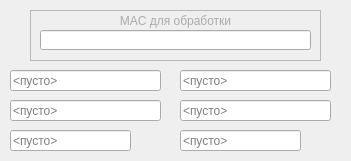
Old version of the form mac.ui in the repository dreddkrd/netcalc.
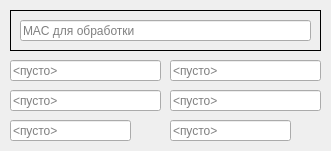
New version of the form. Icons and pictures are not drawn.

What changed in the file:
```diff
--- a/mac.ui
+++ b/mac.ui
@@ -9,8 +9,8 @@
    <rect>
     <x>0</x>
     <y>0</y>
-    <width>351</width>
-    <height>161</height>
+    <width>331</width>
+    <height>151</height>
    </rect>
   </property>
   <property name="mouseTracking">
@@ -23,58 +23,39 @@
    <widget class="QFrame" name="frame">
     <property name="geometry">
      <rect>
-      <x>30</x>
+      <x>10</x>
       <y>10</y>
-      <width>291</width>
-      <height>51</height>
+      <width>311</width>
+      <height>41</height>
      </rect>
     </property>
     <property name="frameShape">
-     <enum>QFrame::StyledPanel</enum>
+     <enum>QFrame::Box</enum>
     </property>
     <property name="frameShadow">
-     <enum>QFrame::Raised</enum>
+     <enum>QFrame::Plain</enum>
+    </property>
+    <property name="lineWidth">
+     <number>1</number>
     </property>
     <widget class="QLineEdit" name="lineEdit">
-     <property name="geometry">
-      <rect>
-       <x>10</x>
-       <y>20</y>
-       <width>271</width>
-       <height>20</height>
-      </rect>
+     <property name="enabled">
+      <bool>true</bool>
      </property>
-     <property name="styleSheet">
-      <string notr="true">font: 10pt &quot;Courier New&quot;;</string>
-     </property>
-    </widget>
-    <widget class="QLabel" name="label_2">
      <property name="geometry">
       <rect>
        <x>10</x>
-       <y>0</y>
-       <width>271</width>
+       <y>10</y>
+       <width>291</width>
        <height>21</height>
       </rect>
      </property>
      <property name="styleSheet">
-      <string notr="true">color: rgb(171, 171, 171);</string>
+      <string notr="true">font: 10pt &quot;Courier New&quot;;</string>
      </property>
-     <property name="text">
+     <property name="placeholderText">
       <string>MAC для обработки</string>
      </property>
-     <property name="textFormat">
-      <enum>Qt::AutoText</enum>
-     </property>
-     <property name="scaledContents">
-      <bool>false</bool>
-     </property>
-     <property name="alignment">
-      <set>Qt::AlignCenter</set>
-     </property>
-     <property name="wordWrap">
-      <bool>false</bool>
-     </property>
     </widget>
    </widget>
    <widget class="QLineEdit" name="lineEdit_2">
@@ -84,7 +65,7 @@
     <property name="geometry">
      <rect>
       <x>10</x>
-      <y>70</y>
+      <y>60</y>
       <width>151</width>
       <height>21</height>
      </rect>
@@ -105,8 +86,8 @@
    <widget class="QLineEdit" name="lineEdit_3">
     <property name="geometry">
      <rect>
-      <x>180</x>
-      <y>70</y>
+      <x>170</x>
+      <y>60</y>
       <width>151</width>
       <height>21</height>
      </rect>
@@ -125,7 +106,7 @@
     <property name="geometry">
      <rect>
       <x>10</x>
-      <y>100</y>
+      <y>90</y>
       <width>151</width>
       <height>21</height>
      </rect>
@@ -143,8 +124,8 @@
    <widget class="QLineEdit" name="lineEdit_5">
     <property name="geometry">
      <rect>
-      <x>180</x>
-      <y>100</y>
+      <x>170</x>
+      <y>90</y>
       <width>151</width>
       <height>21</height>
      </rect>
@@ -163,7 +144,7 @@
     <property name="geometry">
      <rect>
       <x>10</x>
-      <y>130</y>
+      <y>120</y>
       <width>121</width>
       <height>21</height>
      </rect>
@@ -181,8 +162,8 @@
    <widget class="QLineEdit" name="lineEdit_7">
     <property name="geometry">
      <rect>
-      <x>180</x>
-      <y>130</y>
+      <x>170</x>
+      <y>120</y>
       <width>121</width>
       <height>21</height>
      </rect>
```
Left out of the diff: 8 changed lines with no effect on the pictures.
